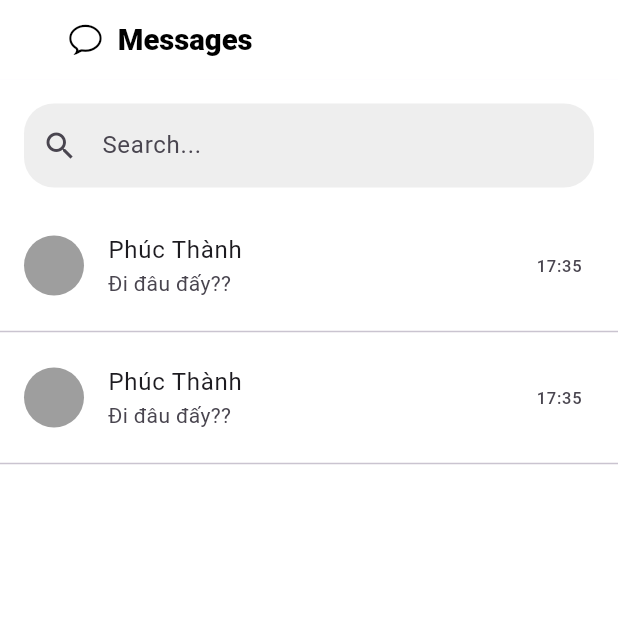
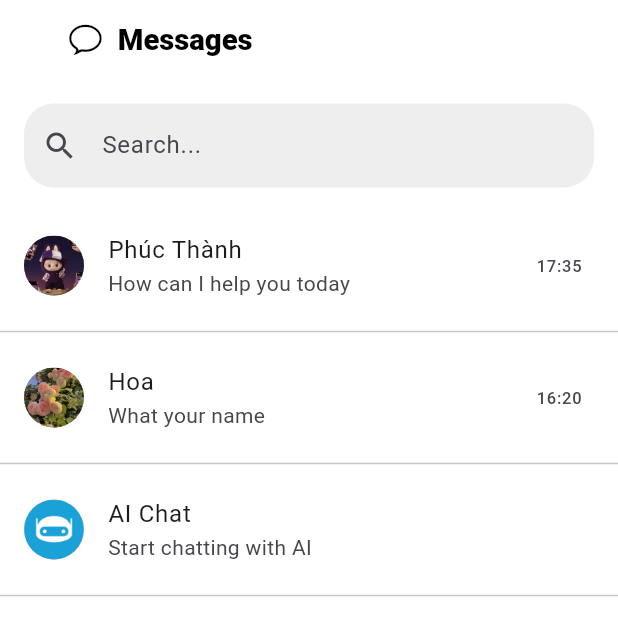
Before and after one commit to viet290423/GiaoDienNguoiMay, a Flutter app: the ChatScreen screen opened directly, on a phone screen of 412 x 824 dp. Shown: the top 636 px of the screen. Run offline on Flutter 3.47's test engine with Material 3 defaults, Android fonts, the phone set to English and light mode, and no system bars; our stand-ins replace auto_size_text, camera, device_preview, flutter_dotenv, get, google_nav_bar and 3 more; accounts and stored records are empty; Roboto replaces fonts that are missing (Montserrat).

Commit message:
[feature] message

```diff
--- a/demo/lib/screen/chat/chat_screen.dart
+++ b/demo/lib/screen/chat/chat_screen.dart
@@ -1,9 +1,51 @@
 import 'package:flutter/cupertino.dart';
 import 'package:flutter/material.dart';
 import 'package:demo/widgets/app_bar_widget.dart';
+import 'chat_detail_screen.dart';
+import 'ai_chat_detail_screen.dart';
+import 'package:shared_preferences/shared_preferences.dart';
+import 'dart:convert';
 
-class ChatScreen extends StatelessWidget {
+class ChatScreen extends StatefulWidget {
   const ChatScreen({super.key});
+
+  @override
+  _ChatScreenState createState() => _ChatScreenState();
+}
+
+class _ChatScreenState extends State<ChatScreen> {
+  String lastMessageHoa = '';
+  String lastMessagePhucThanh = '';
+
+  @override
+  void initState() {
+    super.initState();
+    _loadLastMessages();
+  }
+
+  Future<void> _loadLastMessages() async {
+    SharedPreferences prefs = await SharedPreferences.getInstance();
+    String? messagesHoa = prefs.getString('messages_Hoa');
+    String? messagesPhucThanh = prefs.getString('messages_Phuc Thành');
+
+    if (messagesHoa != null) {
+      List<dynamic> messagesList = jsonDecode(messagesHoa);
+      if (messagesList.isNotEmpty) {
+        setState(() {
+          lastMessageHoa = messagesList.last['text'];
+        });
+      }
+    }
+
+    if (messagesPhucThanh != null) {
+      List<dynamic> messagesList = jsonDecode(messagesPhucThanh);
+      if (messagesList.isNotEmpty) {
+        setState(() {
+          lastMessagePhucThanh = messagesList.last['text'];
+        });
+      }
+    }
+  }
 
   @override
   Widget build(BuildContext context) {
@@ -32,22 +74,94 @@ class ChatScreen extends StatelessWidget {
           ),
           Expanded(
             child: ListView.builder(
-              itemCount: 2, // Số lượng tin nhắn
+              itemCount: 3,
               itemBuilder: (context, index) {
+                if (index == 2) {
                   return Column(
                     children: [
                       ListTile(
                         leading: CircleAvatar(
                           backgroundColor: Colors.grey,
                           radius: 20,
+                          backgroundImage: AssetImage('assets/images/chatbot_logo.png'), // Đường dẫn tới logo chatbot
                         ),
-                      title: Text('Phúc Thành'),
-                      subtitle: Text('Đi đâu đấy??'),
-                      trailing: Text('17:35'),
+                        title: Text('AI Chat'),
+                        subtitle: Text('Start chatting with AI'),
+                        trailing: Text(''),
+                        onTap: () {
+                          Navigator.push(
+                            context,
+                            MaterialPageRoute(
+                              builder: (context) => AIChatDetailScreen(
+                                userName: 'AI Chat',
+                                userImage: 'assets/images/chatbot_logo.png',
+                              ),
+                            ),
+                          );
+                        },
                       ),
                       Divider(),
                     ],
                   );
+                } else if (index == 1) {
+                  return Column(
+                    children: [
+                      ListTile(
+                        leading: CircleAvatar(
+                          backgroundColor: Colors.grey,
+                          radius: 20,
+                          backgroundImage: AssetImage('assets/images/flowers.png'),
+                        ),
+                        title: Text('Hoa'),
+                        subtitle: Text(lastMessageHoa.isNotEmpty ? lastMessageHoa : 'What your name'),
+                        trailing: Text('16:20'),
+                        onTap: () {
+                          Navigator.push(
+                            context,
+                            MaterialPageRoute(
+                              builder: (context) => ChatDetailScreen(
+                                userName: 'Hoa',
+                                userImage: 'assets/images/flowers.png',
+                              ),
+                            ),
+                          ).then((value) {
+                            _loadLastMessages(); // Load last messages again when returning from chat screen
+                          });
+                        },
+                      ),
+                      Divider(),
+                    ],
+                  );
+                } else {
+                  return Column(
+                    children: [
+                      ListTile(
+                        leading: CircleAvatar(
+                          backgroundColor: Colors.grey,
+                          radius: 20,
+                          backgroundImage: AssetImage('assets/images/labubu5.webp'),
+                        ),
+                        title: Text('Phúc Thành'),
+                        subtitle: Text(lastMessagePhucThanh.isNotEmpty ? lastMessagePhucThanh : 'How can I help you today'),
+                        trailing: Text('17:35'),
+                        onTap: () {
+                          Navigator.push(
+                            context,
+                            MaterialPageRoute(
+                              builder: (context) => ChatDetailScreen(
+                                userName: 'Phúc Thành',
+                                userImage: 'assets/images/labubu5.webp',
+                              ),
+                            ),
+                          ).then((value) {
+                            _loadLastMessages(); // Load last messages again when returning from chat screen
+                          });
+                        },
+                      ),
+                      Divider(),
+                    ],
+                  );
+                }
               },
             ),
           ),
--- a/demo/pubspec.yaml
+++ b/demo/pubspec.yaml
@@ -44,6 +44,10 @@ dependencies:
   crypto: ^3.0.1
   emoji_picker_flutter: ^1.0.5
   encrypt: ^5.0.0
+  http: ^0.13.3
+  flutter_dotenv: ^5.0.2
+  shared_preferences: ^2.0.8
+  intl: ^0.19.0
 
 dev_dependencies:
   flutter_test:
@@ -72,6 +76,7 @@ flutter:
   #   - images/a_dot_ham.jpeg
   assets:
     - assets/images/
+    - .env
   # An image asset can refer to one or more resolution-specific "variants", see
   # https://flutter.dev/assets-and-images/#resolution-aware
 
```
Also changed, not shown: demo/lib/main.dart (+40 -33 lines), demo/lib/screen/chat/ai_chat_detail_screen.dart (added, +260 -0 lines), demo/lib/screen/chat/chat_detail_screen.dart (added, +188 -0 lines), demo/assets/images/chatbot_logo.png (added), demo/pubspec.lock, 1 other file. Lines whose indentation alone changed are shown as unchanged.
